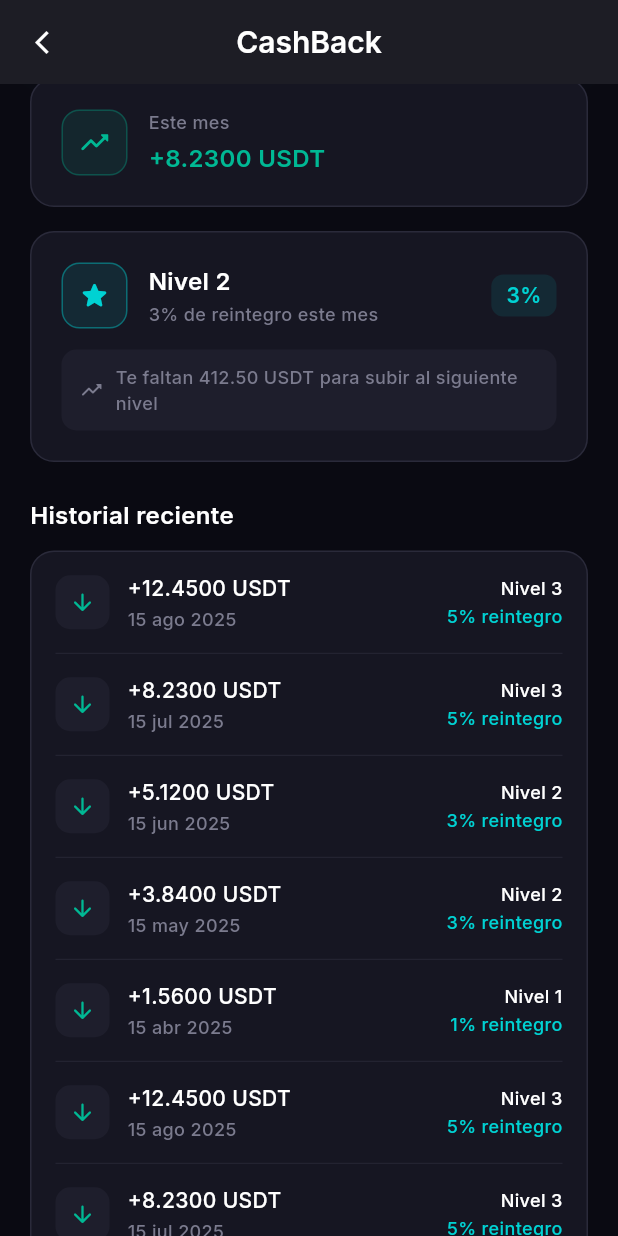
After one commit to cochatech-ungineering/BanexCoin, a Flutter app: the CashbackScreen screen opened by its route, scrolled down 282 dp, after a tap on "Ver más", on a phone screen of 412 x 824 dp. The commit adds this screen. Run offline on Flutter 3.47's test engine with Material 3 defaults, Android fonts, the light colour scheme and no system bars; our stand-ins replace csv, dio, equatable, file_picker, flutter_bloc, go_router and 1 more; missing offline and left inert: dart:html, excel.

Commit message:
FEATURE: Add cashback screen

```diff
--- a/lib/core/router/app_router.dart
+++ b/lib/core/router/app_router.dart
@@ -4,6 +4,7 @@ import 'package:go_router/go_router.dart';
 import '../../features/admin/data/repositories/ingesta_repository_impl.dart';
 import '../../features/admin/presentation/screens/admin_screen.dart';
 import '../../features/admin/presentation/bloc/ingesta_bloc.dart';
+import '../../features/cashback/presentation/screens/cashback_screen.dart';
 import '../../features/home/presentation/screens/home_screen.dart';
 
 final appRouter = GoRouter(
@@ -19,5 +20,9 @@ final appRouter = GoRouter(
         child: const AdminScreen(),
       ),
     ),
+    GoRoute(
+      path: '/cashback',
+      builder: (context, state) => const CashbackScreen(),
+    ),
   ],
 );
--- /dev/null
+++ b/lib/features/cashback/data/models/cashback_entry.dart
@@ -0,0 +1,13 @@
+class CashbackEntry {
+  final String date;
+  final double montoUsdt;
+  final double porcentaje;
+  final int nivel;
+
+  const CashbackEntry({
+    required this.date,
+    required this.montoUsdt,
+    required this.porcentaje,
+    required this.nivel,
+  });
+}
--- /dev/null
+++ b/lib/features/cashback/data/services/cashback_service.dart
@@ -0,0 +1,51 @@
+import '../models/cashback_entry.dart';
+
+class CashbackData {
+  final double totalGanado;
+  final int nivelActual;
+  final double porcentajeActual;
+  final double gananciasMes;
+  final double montoParaSiguienteNivel;
+  final List<CashbackEntry> historial;
+  final int totalHistorial;
+
+  const CashbackData({
+    required this.totalGanado,
+    required this.nivelActual,
+    required this.porcentajeActual,
+    required this.gananciasMes,
+    required this.montoParaSiguienteNivel,
+    required this.historial,
+    required this.totalHistorial,
+  });
+}
+
+class CashbackService {
+  // ignore: unused_field
+  static const _baseUrl = 'https://api.banexcoin.com/v1/cashback';
+
+  Future<CashbackData> getSummary() async {
+    // TODO: GET $_baseUrl/summary
+    // For now, return mock data
+    return const CashbackData(
+      totalGanado: 31.19,
+      nivelActual: 2,
+      porcentajeActual: 3.0,
+      gananciasMes: 8.23,
+      montoParaSiguienteNivel: 412.50,
+      historial: [],
+      totalHistorial: 12,
+    );
+  }
+
+  Future<List<CashbackEntry>> getHistorial({int page = 0, int limit = 5}) async {
+    // TODO: GET $_baseUrl/historial?page=$page&limit=$limit
+    return [
+      const CashbackEntry(date: '15 ago 2025', montoUsdt: 12.4500, porcentaje: 0.05, nivel: 3),
+      const CashbackEntry(date: '15 jul 2025', montoUsdt: 8.2300, porcentaje: 0.05, nivel: 3),
+      const CashbackEntry(date: '15 jun 2025', montoUsdt: 5.1200, porcentaje: 0.03, nivel: 2),
+      const CashbackEntry(date: '15 may 2025', montoUsdt: 3.8400, porcentaje: 0.03, nivel: 2),
+      const CashbackEntry(date: '15 abr 2025', montoUsdt: 1.5600, porcentaje: 0.01, nivel: 1),
+    ];
+  }
+}
--- /dev/null
+++ b/lib/features/cashback/presentation/screens/cashback_screen.dart
@@ -0,0 +1,411 @@
+import 'package:flutter/material.dart';
+import 'package:go_router/go_router.dart';
+
+import '../../../../core/theme/app_colors.dart';
+import '../../../../core/theme/app_text_styles.dart';
+import '../../data/models/cashback_entry.dart';
+import '../../data/services/cashback_service.dart';
+
+class CashbackScreen extends StatefulWidget {
+  const CashbackScreen({super.key});
+
+  @override
+  State<CashbackScreen> createState() => _CashbackScreenState();
+}
+
+class _CashbackScreenState extends State<CashbackScreen> {
+  final _service = CashbackService();
+
+  late Future<CashbackData> _summaryFuture;
+  List<CashbackEntry> _historial = [];
+  bool _loadingMore = false;
+  int _page = 0;
+
+  @override
+  void initState() {
+    super.initState();
+    _summaryFuture = _service.getSummary();
+    _loadHistorial();
+  }
+
+  Future<void> _loadHistorial() async {
+    final entries = await _service.getHistorial(page: _page);
+    setState(() => _historial = entries);
+  }
+
+  Future<void> _loadMore() async {
+    setState(() => _loadingMore = true);
+    _page++;
+    final more = await _service.getHistorial(page: _page);
+    setState(() {
+      _historial = [..._historial, ...more];
+      _loadingMore = false;
+    });
+  }
+
+  @override
+  Widget build(BuildContext context) {
+    return Scaffold(
+      backgroundColor: AppColors.background,
+      appBar: AppBar(
+        backgroundColor: AppColors.background,
+        elevation: 0,
+        leading: IconButton(
+          icon: const Icon(Icons.arrow_back_ios_new, size: 18),
+          onPressed: () => context.go('/'),
+        ),
+        title: Text('CashBack', style: AppTextStyles.heading2),
+      ),
+      body: FutureBuilder<CashbackData>(
+        future: _summaryFuture,
+        builder: (context, snapshot) {
+          if (!snapshot.hasData) {
+            return const Center(
+              child: CircularProgressIndicator(color: AppColors.textPrimary),
+            );
+          }
+
+          final data = snapshot.data!;
+          return Center(
+            child: ConstrainedBox(
+              constraints: const BoxConstraints(maxWidth: 430),
+              child: SingleChildScrollView(
+                padding: const EdgeInsets.symmetric(horizontal: 20, vertical: 16),
+                child: Column(
+                  crossAxisAlignment: CrossAxisAlignment.stretch,
+                  children: [
+                    _buildTotalCard(data.totalGanado),
+                    const SizedBox(height: 16),
+                    Row(
+                      children: [
+                        Expanded(child: _buildMesSection(data.gananciasMes)),
+                      ],
+                    ),
+                    const SizedBox(height: 16),
+                    _buildNivelCard(data),
+                    const SizedBox(height: 24),
+                    _buildHistorialSection(),
+                    const SizedBox(height: 40),
+                  ],
+                ),
+              ),
+            ),
+          );
+        },
+      ),
+    );
+  }
+
+  Widget _buildTotalCard(double total) {
+    return Container(
+      padding: const EdgeInsets.symmetric(horizontal: 24, vertical: 32),
+      decoration: BoxDecoration(
+        color: AppColors.surface,
+        borderRadius: BorderRadius.circular(20),
+        border: Border.all(color: AppColors.borderColor),
+        boxShadow: [
+          BoxShadow(
+            color: AppColors.accentTeal.withValues(alpha: 0.06),
+            blurRadius: 24,
+            offset: const Offset(0, 8),
+          ),
+        ],
+      ),
+      child: Column(
+        children: [
+          Container(
+            width: 48,
+            height: 48,
+            decoration: BoxDecoration(
+              color: AppColors.accentTeal.withValues(alpha: 0.1),
+              shape: BoxShape.circle,
+              border: Border.all(color: AppColors.accentTeal.withValues(alpha: 0.3)),
+            ),
+            child: const Icon(
+              Icons.savings_outlined,
+              color: AppColors.accentTeal,
+              size: 24,
+            ),
+          ),
+          const SizedBox(height: 16),
+          Text(
+            '${total.toStringAsFixed(4)} USDT',
+            style: AppTextStyles.heading1.copyWith(fontSize: 32, letterSpacing: -0.5),
+          ),
+          const SizedBox(height: 6),
+          Text('Total ganado', style: AppTextStyles.bodySecondary),
+          const SizedBox(height: 12),
+          Container(
+            padding: const EdgeInsets.symmetric(horizontal: 14, vertical: 8),
+            decoration: BoxDecoration(
+              color: AppColors.surfaceHighlight,
+              borderRadius: BorderRadius.circular(20),
+            ),
+            child: Text(
+              'Ganas dinero cada vez que usas Banexcoin',
+              style: AppTextStyles.label.copyWith(
+                color: AppColors.accentTeal,
+              ),
+            ),
+          ),
+        ],
+      ),
+    );
+  }
+
+  Widget _buildNivelCard(CashbackData data) {
+    return Container(
+      padding: const EdgeInsets.all(20),
+      decoration: BoxDecoration(
+        color: AppColors.surface,
+        borderRadius: BorderRadius.circular(16),
+        border: Border.all(color: AppColors.borderColor),
+      ),
+      child: Column(
+        children: [
+          Row(
+            children: [
+              Container(
+                width: 44,
+                height: 44,
+                decoration: BoxDecoration(
+                  color: AppColors.accentTeal.withValues(alpha: 0.1),
+                  borderRadius: BorderRadius.circular(12),
+                  border: Border.all(color: AppColors.accentTeal.withValues(alpha: 0.4)),
+                ),
+                child: const Center(
+                  child: Icon(
+                    Icons.star_rounded,
+                    color: AppColors.accentTeal,
+                    size: 22,
+                  ),
+                ),
+              ),
+              const SizedBox(width: 14),
+              Expanded(
+                child: Column(
+                  crossAxisAlignment: CrossAxisAlignment.start,
+                  children: [
+                    Text('Nivel ${data.nivelActual}', style: AppTextStyles.heading3),
+                    const SizedBox(height: 2),
+                    Text(
+                      '${data.porcentajeActual.toStringAsFixed(0)}% de reintegro este mes',
+                      style: AppTextStyles.label.copyWith(
+                        color: AppColors.textSecondary,
+                      ),
+                    ),
+                  ],
+                ),
+              ),
+              Container(
+                padding: const EdgeInsets.symmetric(horizontal: 10, vertical: 4),
+                decoration: BoxDecoration(
+                  color: AppColors.accentTeal.withValues(alpha: 0.1),
+                  borderRadius: BorderRadius.circular(8),
+                ),
+                child: Text(
+                  '${data.porcentajeActual.toStringAsFixed(0)}%',
+                  style: AppTextStyles.heading3.copyWith(
+                    color: AppColors.accentTeal,
+                    fontSize: 14,
+                  ),
+                ),
+              ),
+            ],
+          ),
+          if (data.montoParaSiguienteNivel > 0) ...[
+            const SizedBox(height: 14),
+            Container(
+              padding: const EdgeInsets.symmetric(horizontal: 12, vertical: 10),
+              decoration: BoxDecoration(
+                color: AppColors.surfaceHighlight,
+                borderRadius: BorderRadius.circular(10),
+              ),
+              child: Row(
+                children: [
+                  const Icon(
+                    Icons.trending_up_rounded,
+                    size: 16,
+                    color: AppColors.textSecondary,
+                  ),
+                  const SizedBox(width: 8),
+                  Expanded(
+                    child: Text(
+                      'Te faltan ${data.montoParaSiguienteNivel.toStringAsFixed(2)} USDT para subir al siguiente nivel',
+                      style: AppTextStyles.label.copyWith(
+                        color: AppColors.textSecondary,
+                      ),
+                    ),
+                  ),
+                ],
+              ),
+            ),
+          ],
+        ],
+      ),
+    );
+  }
+
+  Widget _buildMesSection(double gananciasMes) {
+    return Container(
+      padding: const EdgeInsets.all(20),
+      decoration: BoxDecoration(
+        color: AppColors.surface,
+        borderRadius: BorderRadius.circular(16),
+        border: Border.all(color: AppColors.borderColor),
+      ),
+      child: Row(
+        children: [
+          Container(
+            width: 44,
+            height: 44,
+            decoration: BoxDecoration(
+              color: AppColors.success.withValues(alpha: 0.1),
+              borderRadius: BorderRadius.circular(12),
+              border: Border.all(color: AppColors.success.withValues(alpha: 0.3)),
+            ),
+            child: const Icon(
+              Icons.trending_up_rounded,
+              color: AppColors.success,
+              size: 22,
+            ),
+          ),
+          const SizedBox(width: 14),
+          Expanded(
+            child: Column(
+              crossAxisAlignment: CrossAxisAlignment.start,
+              children: [
+                Text('Este mes', style: AppTextStyles.label.copyWith(color: AppColors.textSecondary)),
+                const SizedBox(height: 4),
+                Text(
+                  '+${gananciasMes.toStringAsFixed(4)} USDT',
+                  style: AppTextStyles.heading3.copyWith(color: AppColors.success),
+                ),
+              ],
+            ),
+          ),
+        ],
+      ),
+    );
+  }
+
+  Widget _buildHistorialSection() {
+    return Column(
+      crossAxisAlignment: CrossAxisAlignment.start,
+      children: [
+        Text('Historial reciente', style: AppTextStyles.heading3),
+        const SizedBox(height: 12),
+        Container(
+          decoration: BoxDecoration(
+            color: AppColors.surface,
+            borderRadius: BorderRadius.circular(16),
+            border: Border.all(color: AppColors.borderColor),
+          ),
+          child: Column(
+            children: [
+              for (int i = 0; i < _historial.length; i++) ...[
+                _buildHistorialItem(_historial[i]),
+                if (i < _historial.length - 1)
+                  const Divider(
+                    height: 1,
+                    color: AppColors.borderColor,
+                    indent: 16,
+                    endIndent: 16,
+                  ),
+              ],
+              if (_historial.isEmpty)
+                Padding(
+                  padding: const EdgeInsets.all(24),
+                  child: Text(
+                    'Sin reintegros aún',
+                    style: AppTextStyles.bodySecondary,
+                  ),
+                ),
+            ],
+          ),
+        ),
+        const SizedBox(height: 12),
+        Center(
+          child: TextButton(
+            onPressed: _loadingMore ? null : _loadMore,
+            child: _loadingMore
+                ? const SizedBox(
+                    width: 16,
+                    height: 16,
+                    child: CircularProgressIndicator(
+                      strokeWidth: 2,
+                      color: AppColors.textSecondary,
+                    ),
+                  )
+                : Text(
+                    'Ver más',
+                    style: AppTextStyles.bodyPrimary.copyWith(
+                      color: AppColors.textSecondary,
+                    ),
+                  ),
+          ),
+        ),
+      ],
+    );
+  }
+
+  Widget _buildHistorialItem(CashbackEntry entry) {
+    return Padding(
+      padding: const EdgeInsets.symmetric(horizontal: 16, vertical: 14),
+      child: Row(
+        children: [
+          Container(
+            width: 36,
+            height: 36,
+            decoration: BoxDecoration(
+              color: AppColors.surfaceHighlight,
+              borderRadius: BorderRadius.circular(10),
+            ),
+            child: const Icon(
+              Icons.arrow_downward_rounded,
+              color: AppColors.success,
+              size: 18,
+            ),
+          ),
+          const SizedBox(width: 12),
+          Expanded(
+            child: Column(
+              crossAxisAlignment: CrossAxisAlignment.start,
+              children: [
+                Text(
+                  '+${entry.montoUsdt.toStringAsFixed(4)} USDT',
+                  style: AppTextStyles.bodyPrimary.copyWith(
+                    fontWeight: FontWeight.w500,
+                  ),
+                ),
+                const SizedBox(height: 2),
+                Text(
+                  entry.date,
+                  style: AppTextStyles.label.copyWith(
+                    color: AppColors.textSecondary,
+                  ),
+                ),
+              ],
+            ),
+          ),
+          Column(
+            crossAxisAlignment: CrossAxisAlignment.end,
+            children: [
+              Text(
+                'Nivel ${entry.nivel}',
+                style: AppTextStyles.label,
+              ),
+              const SizedBox(height: 2),
+              Text(
+                '${(entry.porcentaje * 100).toStringAsFixed(0)}% reintegro',
+                style: AppTextStyles.label.copyWith(
+                  color: AppColors.accentTeal,
+                ),
+              ),
+            ],
+          ),
+        ],
+      ),
+    );
+  }
+}
--- a/lib/features/home/presentation/screens/home_screen.dart
+++ b/lib/features/home/presentation/screens/home_screen.dart
@@ -71,11 +71,9 @@ class HomeScreen extends StatelessWidget {
                     childAspectRatio: 0.72,
                     children: [
                       QuickActionCard(
-                        title: 'Pago de\nServicio',
-                        icon: Icons.payments_outlined,
-                        onTap: () {},
-                        isDisabled: true,
-                        ribbonText: 'Pronto',
+                        title: 'CashBack',
+                        icon: Icons.percent_rounded,
+                        onTap: () => context.go('/cashback'),
                       ),
                       QuickActionCard(
                         title: 'Enviar a\nBilletera',
```
Also changed, not shown: .claude/settings.local.json.
